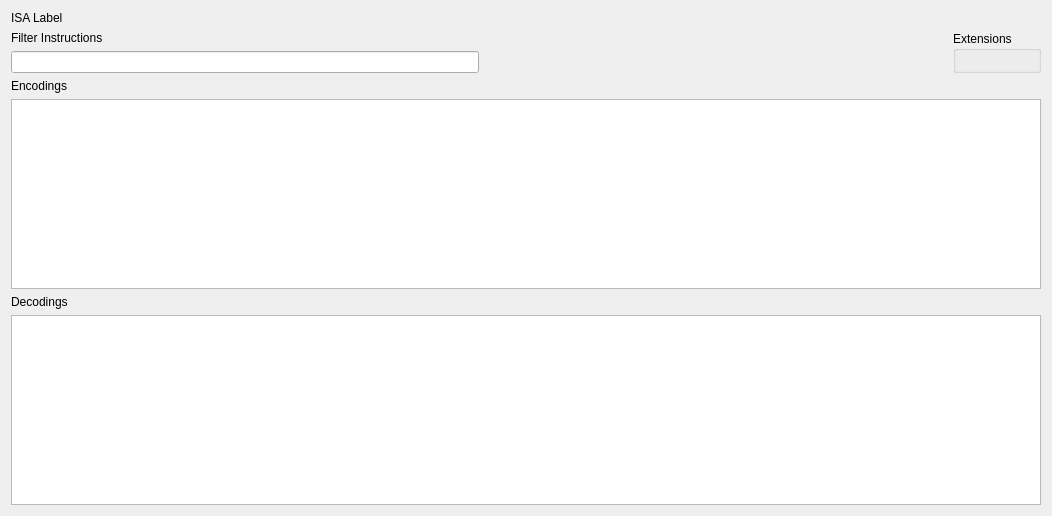
Old version of the form src/sliderulestab.ui in the repository mortbopet/Ripes.
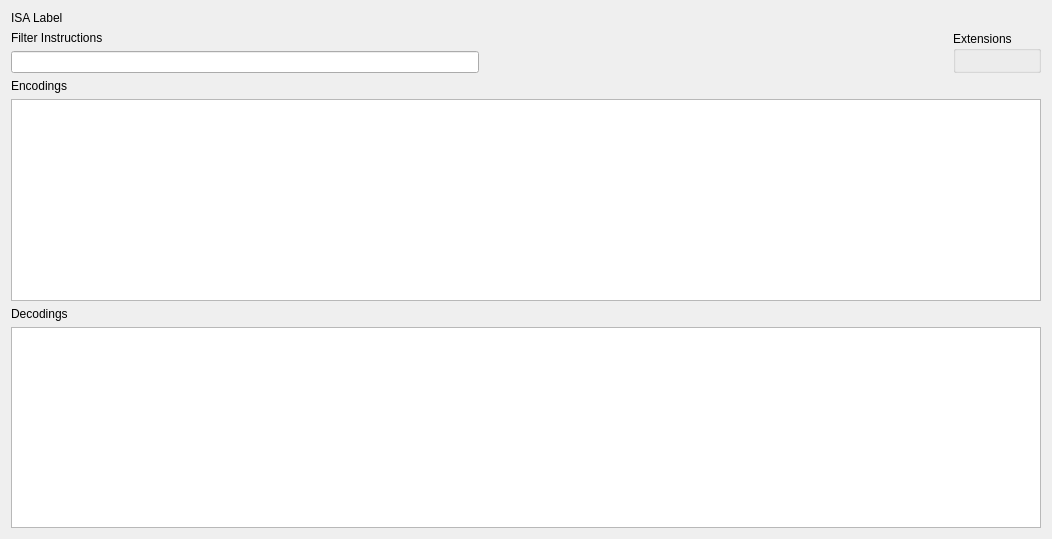
New version of the form.

Commit message: Try to generate initial parts of the encoding table

```diff
--- a/src/sliderulestab.ui
+++ b/src/sliderulestab.ui
@@ -7,7 +7,7 @@
     <x>0</x>
     <y>0</y>
     <width>1052</width>
-    <height>516</height>
+    <height>539</height>
    </rect>
   </property>
   <property name="sizePolicy">
```
Left out of the diff: 6 changed lines with no effect on the pictures. The commit also changes 2 other files.
